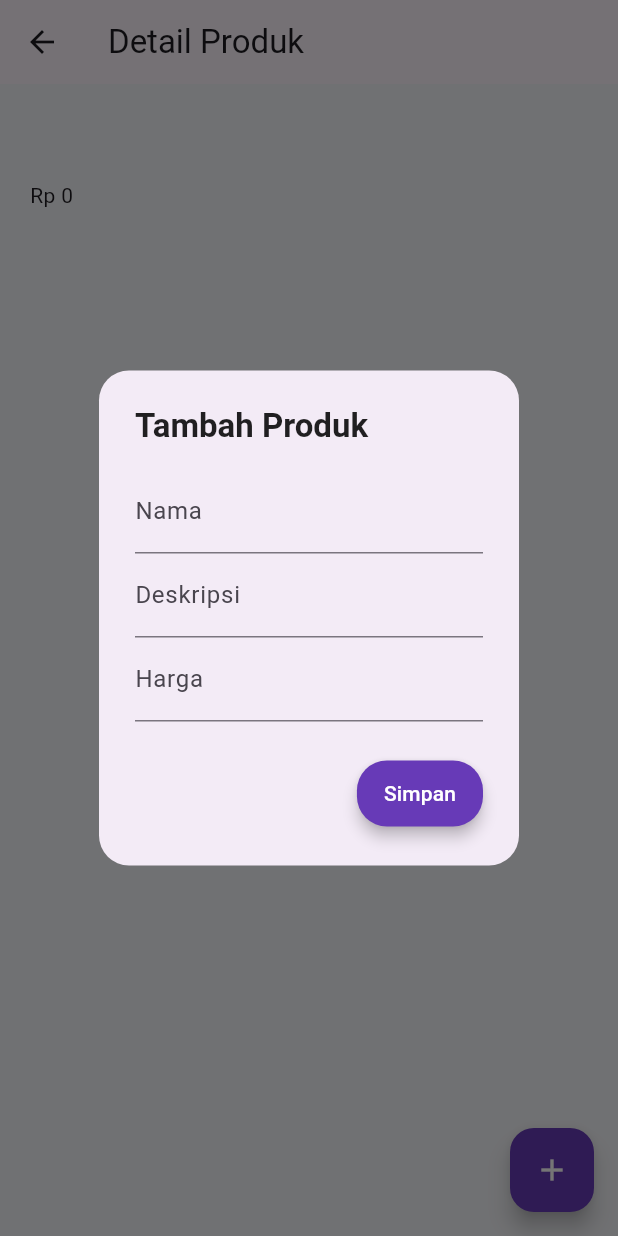
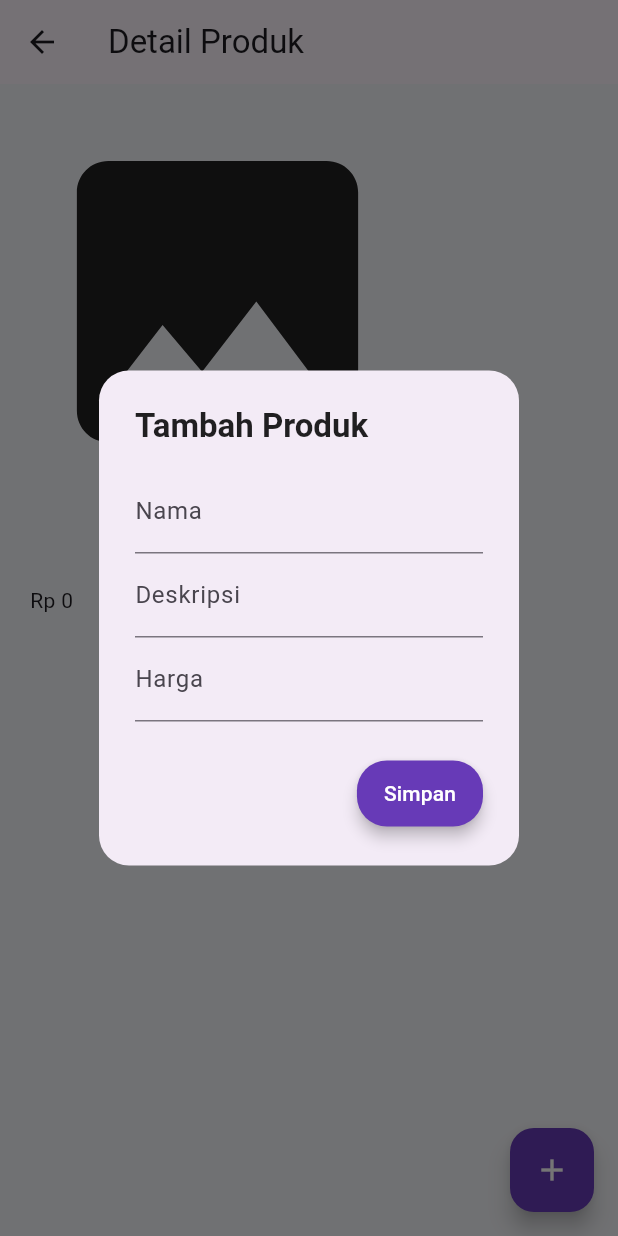
Before and after one commit to FetraAbdulMalik/pertemuan10_2306039, a Flutter app: the ProductDetailPage screen opened directly with empty values, after a tap on the "add" icon, on a phone screen of 412 x 824 dp. Run offline on Flutter 3.47's test engine with Material 3 defaults, Android fonts, the light colour scheme and no system bars; our stand-ins replace image_picker, shared_preferences; accounts and stored records are empty; network calls fail.

Commit message:
add upload image feature

```diff
--- a/lib/models/product_model.dart
+++ b/lib/models/product_model.dart
@@ -2,26 +2,34 @@
 
 class ProductModel {
   final String name;
-  final String description;
+  final String desc;
   final int price;
+  final String image;
 
   ProductModel({
     required this.name,
-    required this.description,
+    required this.desc,
     required this.price,
+    required this.image,
   });
 
   // object ke map
   Map<String, dynamic> toMap() {
-    return {'name': name, 'description': description, 'price': price};
+    return {
+      'name': name,
+      'desc': desc,
+      'price': price,
+      'image': image,
+    };
   }
 
   // map ke object
   factory ProductModel.fromMap(Map<String, dynamic> map) {
     return ProductModel(
       name: map['name'] ?? '',
-      description: map['description'] ?? '',
+      desc: map['desc'] ?? '',
       price: map['price'] ?? 0,
+      image: map['image'] ?? '',
     );
   }
   // object ke String
--- a/lib/pages/product_detail.dart
+++ b/lib/pages/product_detail.dart
@@ -1,6 +1,7 @@
 import 'package:flutter/material.dart';
 import 'package:pertemuan10_2306039/models/product_model.dart';
 import 'package:shared_preferences/shared_preferences.dart';
+import 'dart:convert';
 
 class ProductDetailPage extends StatefulWidget {
   final ProductModel product;
@@ -62,8 +63,9 @@
 
               final newProduct = ProductModel(
                 name: nameController.text,
-                description: descriptionController.text,
+                desc: descriptionController.text,
                 price: parsedPrice,
+                image: '',
               );
 
               final prefs = await SharedPreferences.getInstance();
@@ -94,6 +96,15 @@
         child: Column(
           crossAxisAlignment: CrossAxisAlignment.start,
           children: [
+            widget.product.image.isNotEmpty
+                ? Image.memory(
+                    base64Decode(widget.product.image),
+                    width: double.infinity,
+                    height: 250,
+                    fit: BoxFit.cover,
+                  )
+                : const Icon(Icons.image, size: 250),
+            const SizedBox(height: 20),
             Text(
               widget.product.name,
               style: const TextStyle(fontSize: 24, fontWeight: FontWeight.bold),
@@ -101,7 +112,7 @@
             const SizedBox(height: 10),
             Text("Rp ${widget.product.price}"),
             const SizedBox(height: 10),
-            Text(widget.product.description),
+            Text(widget.product.desc),
           ],
         ),
       ),
--- a/pubspec.yaml
+++ b/pubspec.yaml
@@ -35,6 +35,7 @@
   # Use with the CupertinoIcons class for iOS style icons.
   cupertino_icons: ^1.0.8
   shared_preferences: ^2.5.5
+  image_picker: ^1.2.2
 
 dev_dependencies:
   flutter_test:
```
Also changed, not shown: lib/pages/home_page.dart (+11 -1 lines), lib/pages/product_page.dart (+84 -9 lines), lib/widgets/product_card.dart (+15 -4 lines), pubspec.lock, 5 other files.
